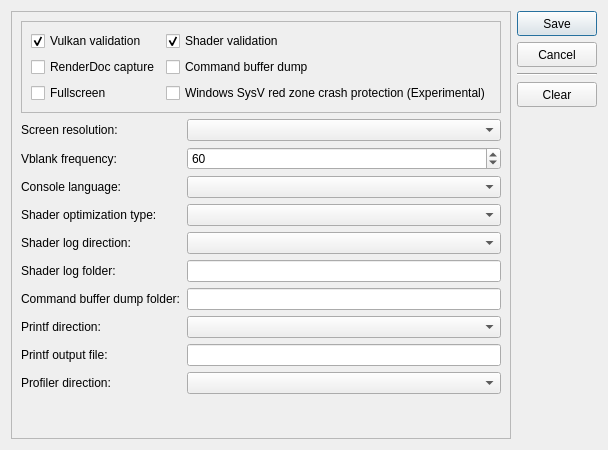
This is src/launcher/forms/configuration_edit_dialog.ui in ChronoRPG/KytyPS5AstroAMD as Qt 5 draws it before an edit. The edited form follows.
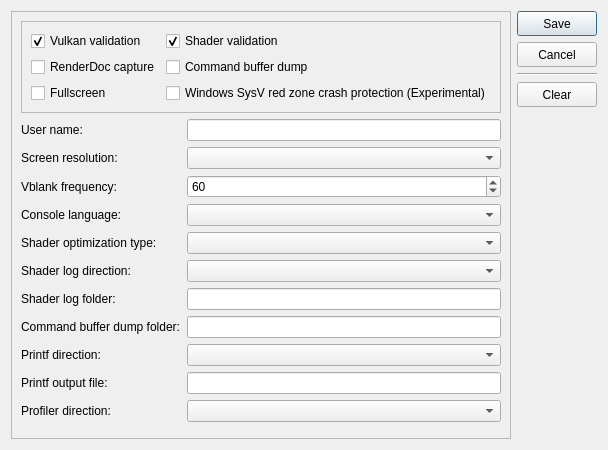
This is the edited form. Custom widgets are drawn as their Qt base class.

Commit message: add configurable local user name

Patch:
```diff
--- a/src/launcher/forms/configuration_edit_dialog.ui
+++ b/src/launcher/forms/configuration_edit_dialog.ui
@@ -102,27 +102,44 @@
        </widget>
       </item>
       <item row="1" column="0">
+       <widget class="QLabel" name="label_user_name">
+        <property name="text">
+         <string>User name:</string>
+        </property>
+       </widget>
+      </item>
+      <item row="1" column="1">
+       <widget class="MandatoryLineEdit" name="lineEdit_user_name">
+        <property name="toolTip">
+         <string>Local user name exposed to games</string>
+        </property>
+        <property name="clearButtonEnabled">
+         <bool>true</bool>
+        </property>
+       </widget>
+      </item>
+      <item row="2" column="0">
        <widget class="QLabel" name="label_16">
         <property name="text">
          <string>Screen resolution:</string>
         </property>
        </widget>
       </item>
-      <item row="1" column="1">
+      <item row="2" column="1">
        <widget class="QComboBox" name="comboBox_screen_resolution">
         <property name="toolTip">
          <string>Window resolution</string>
         </property>
        </widget>
       </item>
-      <item row="2" column="0">
+      <item row="3" column="0">
        <widget class="QLabel" name="label_vblank_frequency">
         <property name="text">
          <string>Vblank frequency:</string>
         </property>
        </widget>
       </item>
-      <item row="2" column="1">
+      <item row="3" column="1">
        <widget class="QSpinBox" name="spinBox_vblank_frequency">
         <property name="toolTip">
          <string>Virtual display refresh rate used for frame pacing</string>
@@ -138,56 +155,56 @@
         </property>
        </widget>
       </item>
-      <item row="3" column="0">
+      <item row="4" column="0">
        <widget class="QLabel" name="label_console_language">
         <property name="text">
          <string>Console language:</string>
         </property>
        </widget>
       </item>
-      <item row="3" column="1">
+      <item row="4" column="1">
        <widget class="QComboBox" name="comboBox_console_language">
         <property name="toolTip">
          <string>Language</string>
         </property>
        </widget>
       </item>
-      <item row="4" column="0">
+      <item row="5" column="0">
        <widget class="QLabel" name="label_20">
         <property name="text">
          <string>Shader optimization type:</string>
         </property>
        </widget>
       </item>
-      <item row="4" column="1">
+      <item row="5" column="1">
        <widget class="QComboBox" name="comboBox_shader_optimization_type">
         <property name="toolTip">
          <string>Optimize shaders for code size or performance</string>
         </property>
        </widget>
       </item>
-      <item row="5" column="0">
+      <item row="6" column="0">
        <widget class="QLabel" name="label_21">
         <property name="text">
          <string>Shader log direction:</string>
         </property>
        </widget>
       </item>
-      <item row="5" column="1">
+      <item row="6" column="1">
        <widget class="QComboBox" name="comboBox_shader_log_direction">
         <property name="toolTip">
          <string>Dump shaders to file or console window. If enabled may decrease emulator performance</string>
         </property>
        </widget>
       </item>
-      <item row="6" column="0">
+      <item row="7" column="0">
        <widget class="QLabel" name="label_22">
         <property name="text">
          <string>Shader log folder:</string>
         </property>
        </widget>
       </item>
-      <item row="6" column="1">
+      <item row="7" column="1">
        <widget class="MandatoryLineEdit" name="lineEdit_shader_log_folder">
         <property name="toolTip">
          <string>Specify directory to dump shaders</string>
@@ -197,14 +214,14 @@
         </property>
        </widget>
       </item>
-      <item row="7" column="0">
+      <item row="8" column="0">
        <widget class="QLabel" name="label_24">
         <property name="text">
          <string>Command buffer dump folder:</string>
         </property>
        </widget>
       </item>
-      <item row="7" column="1">
+      <item row="8" column="1">
        <widget class="MandatoryLineEdit" name="lineEdit_cmd_dump_folder">
         <property name="toolTip">
          <string>Specify directory to dump command buffers</string>
@@ -214,28 +231,28 @@
         </property>
        </widget>
       </item>
-      <item row="8" column="0">
+      <item row="9" column="0">
        <widget class="QLabel" name="label_25">
         <property name="text">
          <string>Printf direction:</string>
         </property>
        </widget>
       </item>
-      <item row="8" column="1">
+      <item row="9" column="1">
        <widget class="QComboBox" name="comboBox_printf_direction">
         <property name="toolTip">
          <string>Print logs to file or console window. If enabled may decrease emulator performance</string>
         </property>
        </widget>
       </item>
-      <item row="9" column="0">
+      <item row="10" column="0">
        <widget class="QLabel" name="label_26">
         <property name="text">
          <string>Printf output file:</string>
         </property>
        </widget>
       </item>
-      <item row="9" column="1">
+      <item row="10" column="1">
        <widget class="MandatoryLineEdit" name="lineEdit_printf_file">
         <property name="toolTip">
          <string>Specify file to dump logs</string>
@@ -245,14 +262,14 @@
         </property>
        </widget>
       </item>
-      <item row="10" column="0">
+      <item row="11" column="0">
        <widget class="QLabel" name="label_27">
         <property name="text">
          <string>Profiler direction:</string>
         </property>
        </widget>
       </item>
-      <item row="10" column="1">
+      <item row="11" column="1">
        <widget class="QComboBox" name="comboBox_profiler_direction">
         <property name="toolTip">
          <string>Enable or disable profiler. If enabled may decrease emulator performance</string>
```
The commit also changes 8 other files.
